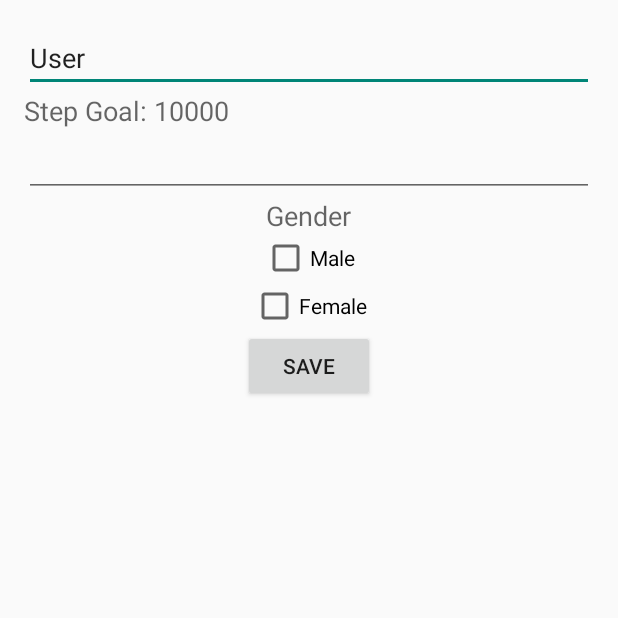
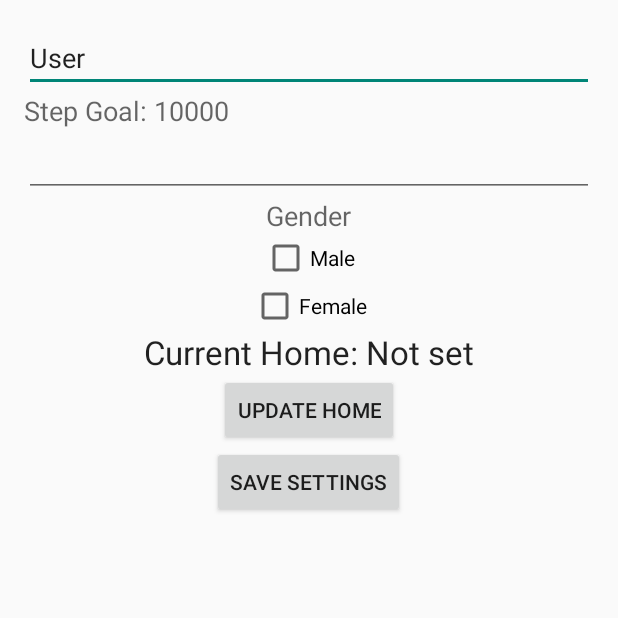
Before and after one commit to jdurbanek/NewWorld, an Android app: the MySettings screen opened directly, with no data from a screen before it, on a phone screen of 412 x 824 dp, the top half of it. Run offline under Robolectric (Android 15) with nearby library versions, the phone set to English and light mode, and no system bars.

Commit message:
Added settings option to set home wifi.

```diff
--- a/app/src/main/java/project/mobile/newworld/MySettings.java
+++ b/app/src/main/java/project/mobile/newworld/MySettings.java
@@ -1,9 +1,13 @@
 package project.mobile.newworld;
 
+import android.content.Context;
 import android.content.SharedPreferences;
+import android.net.wifi.WifiInfo;
+import android.net.wifi.WifiManager;
 import android.support.v7.app.AppCompatActivity;
 import android.os.Bundle;
 import android.view.View;
+import android.widget.Button;
 import android.widget.CheckBox;
 import android.widget.EditText;
 import android.widget.TextView;
@@ -18,7 +22,10 @@ public class MySettings extends AppCompatActivity {
     private EditText name;
     private EditText sGoals;
     private TextView goalLabel;
+    private TextView currentHome;
+    private Button updateWifi;
     private int myGoal = 10000;
+    private String setHome = "Not set";
 
     @Override
     protected void onCreate(Bundle savedInstanceState) {
@@ -30,12 +37,15 @@ public class MySettings extends AppCompatActivity {
         name = (EditText)findViewById(R.id.nameEText);
         sGoals = (EditText)findViewById(R.id.stepGoals);
         goalLabel = (TextView)findViewById(R.id.goalsLabel);
+        currentHome = (TextView)findViewById(R.id.currentHome);
+        updateWifi = (Button)findViewById(R.id.updateHome);
 
         SharedPreferences settings = getSharedPreferences("BaseInfo", 0);
         boolean amMale = settings.getBoolean("Male", false);
         boolean amFemale = settings.getBoolean("Female", false);
         String myName = settings.getString("Name", "User");
         int stepG = settings.getInt("Goal", 10000);
+        String myWifi = settings.getString("Wifi", setHome);
 
         male.setChecked(amMale);
         female.setChecked(amFemale);
@@ -47,6 +57,7 @@ public class MySettings extends AppCompatActivity {
         name.setText(myName);
         goalLabel.setText("Step Goal: " + stepG);
         myGoal = stepG;
+        currentHome.setText("Current Home: " +  myWifi);
     }
 
     public void saveSettings(View view){
@@ -69,6 +80,13 @@ public class MySettings extends AppCompatActivity {
         finish();
     }
 
+    public void updateMyWifi(View view){
+        WifiManager wifiManager =
+                (WifiManager) getApplicationContext().getSystemService(Context.WIFI_SERVICE);
+        WifiInfo wifi = wifiManager.getConnectionInfo();
+        setHome = wifi.getSSID();
+    }
+
     @Override
     protected void onStop(){
         super.onStop();
@@ -86,6 +104,7 @@ public class MySettings extends AppCompatActivity {
         editor.putString("Name", name.getText().toString().trim());
         editor.putBoolean("Male", male.isChecked());
         editor.putBoolean("Female", female.isChecked());
+        editor.putString("Wifi", setHome);
         editor.commit();
     }
 }
--- a/app/src/main/res/layout/activity_my_settings.xml
+++ b/app/src/main/res/layout/activity_my_settings.xml
@@ -56,10 +56,26 @@
         android:layout_gravity="center_horizontal"
         android:checked="false" />
 
+    <TextView
+        android:layout_width="wrap_content"
+        android:layout_height="wrap_content"
+        android:textAppearance="?android:attr/textAppearanceLarge"
+        android:text="Current Home: "
+        android:id="@+id/currentHome"
+        android:layout_gravity="center_horizontal" />
+
     <Button
         android:layout_width="wrap_content"
         android:layout_height="wrap_content"
-        android:text="Save"
+        android:text="Update Home"
+        android:id="@+id/updateHome"
+        android:layout_gravity="center_horizontal"
+        android:onClick = "updateMyHome"/>
+
+    <Button
+        android:layout_width="wrap_content"
+        android:layout_height="wrap_content"
+        android:text="Save Settings"
         android:id="@+id/saveButton"
         android:layout_gravity="center_horizontal"
         android:onClick="saveSettings"/>
```
